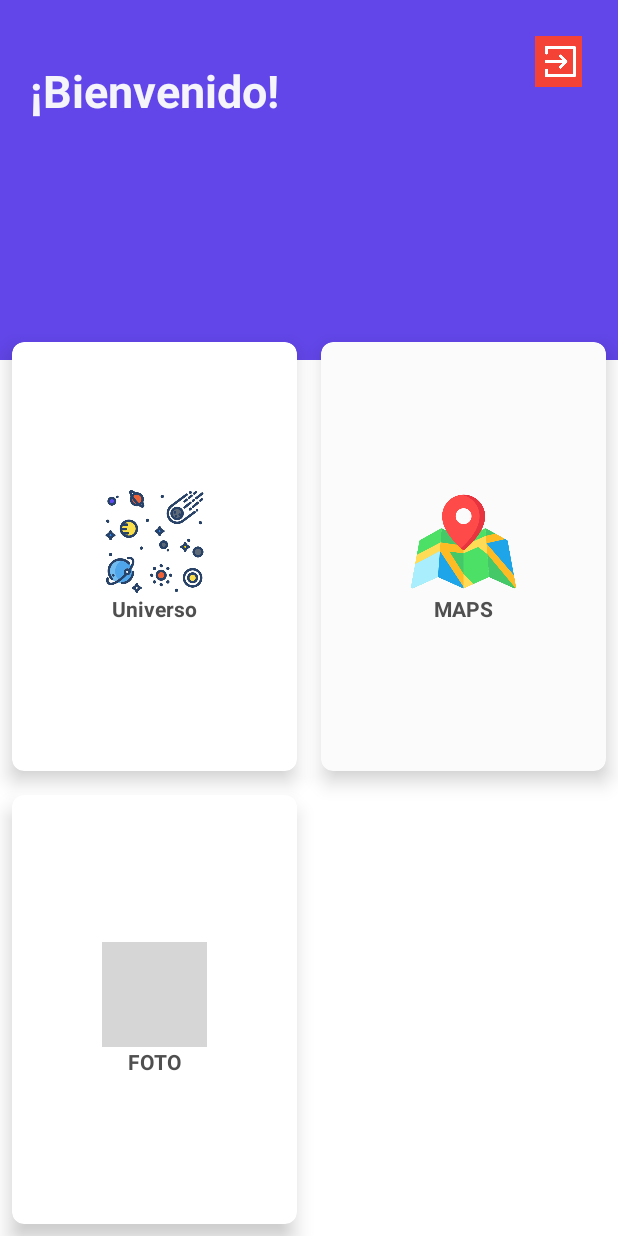
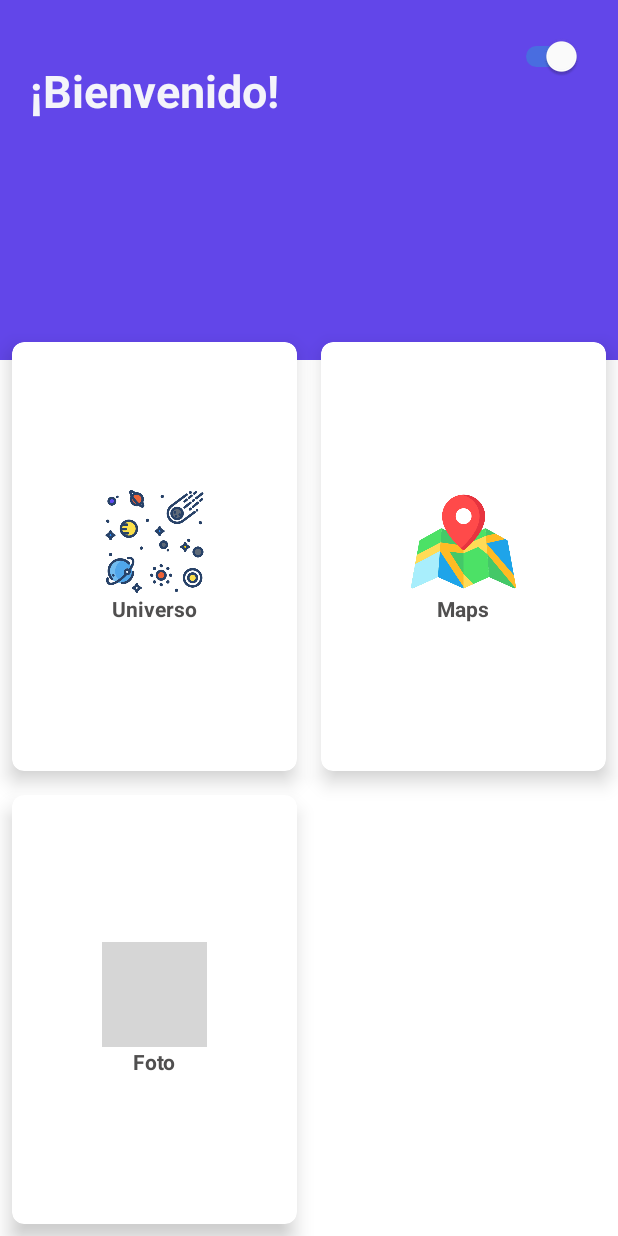
Before and after one commit to HenryChiquin/LoginJava, an Android app: the screen it shows after launch once a user with an empty profile is signed in (Activity_principalpantalla), on a phone screen of 412 x 824 dp. Run offline under Robolectric (Android 15) with nearby library versions, the phone set to English and light mode, and no system bars; our stand-ins replace Firebase (no records; nobody signed in at launch, a user with empty details on screens opened directly); grey boxes are pictures that could not be loaded.

Commit message:
Mejoras en UX android

```diff
--- a/app/src/main/java/com/example/loginjava/Activity_galeria.java
+++ b/app/src/main/java/com/example/loginjava/Activity_galeria.java
@@ -5,7 +5,6 @@ import androidx.appcompat.app.AppCompatActivity;
 import androidx.recyclerview.widget.LinearLayoutManager;
 import androidx.recyclerview.widget.RecyclerView;
 
-import android.content.Intent;
 import android.graphics.Bitmap;
 import android.graphics.BitmapFactory;
 import android.os.Bundle;
@@ -42,7 +41,7 @@ public class Activity_galeria extends AppCompatActivity {
         @NonNull
         @Override
         public adaptadorfotosholder onCreateViewHolder(@NonNull ViewGroup parent, int viewType) {
-            return new adaptadorfotosholder(getLayoutInflater().inflate(R.layout.layout_foto,parent,false));
+            return new adaptadorfotosholder(getLayoutInflater().inflate(R.layout.galeria_layout_foto,parent,false));
         }
 
         @Override
--- a/app/src/main/java/com/example/loginjava/Activity_principalpantalla.java
+++ b/app/src/main/java/com/example/loginjava/Activity_principalpantalla.java
@@ -45,7 +45,8 @@ public class Activity_principalpantalla extends AppCompatActivity {
         cardViewUniverso = findViewById(R.id.cardViewUniverso);
         cardViewMaps = findViewById(R.id.cardViewMaps);
         cardViewCamera = findViewById(R.id.cardViewCamera);
-        imgVCerrrSesion = findViewById(R.id.imageViewCerrarSesion);
+
+        swCerrarSesion = findViewById(R.id.swCerrarSesion);
 
         textViewUsuario = findViewById(R.id.tvUsuario);
         emailTxt = findViewById(R.id.emailtxt);
@@ -55,7 +56,14 @@ public class Activity_principalpantalla extends AppCompatActivity {
         cardViewMaps.setOnClickListener(View -> getMaps());
         cardViewCamera.setOnClickListener(View -> getCamera());
         getUserProfile();
-        imgVCerrrSesion.setOnClickListener(view -> cerrarSesion());
+        swCerrarSesion.setOnClickListener(view -> {
+            if(view.getId() == R.id.swCerrarSesion){
+                if(!swCerrarSesion.isChecked()){
+                    cerrarSesion();
+                    return;
+                }
+            }
+        });
     }
 
 
--- a/app/src/main/res/layout/activity_auth.xml
+++ b/app/src/main/res/layout/activity_auth.xml
@@ -138,18 +138,16 @@
         android:id="@+id/textView2"
         android:layout_width="wrap_content"
         android:layout_height="wrap_content"
-        android:layout_marginStart="65dp"
-        android:layout_marginTop="40dp"
+        android:layout_marginTop="8dp"
         android:text="Login"
         android:textColor="#2F3038"
         android:textSize="34sp"
         android:textStyle="bold"
         app:layout_constraintBottom_toBottomOf="parent"
         app:layout_constraintEnd_toEndOf="parent"
-        app:layout_constraintHorizontal_bias="0.0"
         app:layout_constraintStart_toStartOf="parent"
         app:layout_constraintTop_toTopOf="parent"
-        app:layout_constraintVertical_bias="0.0" />
+        app:layout_constraintVertical_bias="0.005" />
 
     <com.google.android.gms.common.SignInButton
         android:id="@+id/sign_in_button"
--- a/app/src/main/res/layout/activity_principalpantalla.xml
+++ b/app/src/main/res/layout/activity_principalpantalla.xml
@@ -11,6 +11,9 @@
         android:id="@+id/tvBienvenido"
         android:layout_width="wrap_content"
         android:layout_height="180dp"
+        android:layout_alignParentStart="true"
+        android:layout_alignParentTop="true"
+        android:layout_marginStart="20dp"
         android:layout_marginLeft="20dp"
         android:layout_marginTop="40dp"
         android:text="¡Bienvenido!"
@@ -18,22 +21,27 @@
         android:textSize="30sp"
         android:textStyle="bold" />
 
-    <ImageView
-        android:id="@+id/imageViewCerrarSesion"
-        android:layout_width="31dp"
-        android:layout_height="34dp"
+    <Switch
+        android:id="@+id/swCerrarSesion"
+        android:layout_width="wrap_content"
+        android:layout_height="wrap_content"
         android:layout_alignParentTop="true"
         android:layout_alignParentEnd="true"
         android:layout_marginLeft="350dp"
         android:layout_marginTop="24dp"
         android:layout_marginEnd="24dp"
-        android:background="#F44336"
-        app:srcCompat="@drawable/sign_in" />
+        android:checked="true"
+        android:text=""
+        android:textOn="Cerrar sesion"
+        android:thumbTint="#FFFFFF" />
 
     <TextView
         android:id="@+id/tvUsuario"
         android:layout_width="wrap_content"
         android:layout_height="wrap_content"
+        android:layout_alignParentStart="true"
+        android:layout_alignParentTop="true"
+        android:layout_marginStart="20dp"
         android:layout_marginLeft="20dp"
         android:layout_marginTop="100dp"
         android:text="Usuario"
@@ -45,6 +53,9 @@
         android:id="@+id/emailtxt"
         android:layout_width="wrap_content"
         android:layout_height="wrap_content"
+        android:layout_alignParentStart="true"
+        android:layout_alignParentTop="true"
+        android:layout_marginStart="20dp"
         android:layout_marginLeft="20dp"
         android:layout_marginTop="130dp"
         android:text="Email"
@@ -56,10 +67,12 @@
         android:layout_width="match_parent"
         android:layout_height="match_parent"
         android:layout_below="@+id/tvBienvenido"
-        android:rowCount="3"
-        android:columnCount="2">
+        android:columnCount="2"
+        android:rowCount="3">
 
         <androidx.cardview.widget.CardView
+            android:foreground="?android:attr/selectableItemBackground"
+            android:clickable="true"
             android:id="@+id/cardViewUniverso"
             android:layout_width="wrap_content"
             android:layout_height="wrap_content"
@@ -97,6 +110,8 @@
         </androidx.cardview.widget.CardView>
 
         <androidx.cardview.widget.CardView
+            android:foreground="?android:attr/selectableItemBackground"
+            android:clickable="true"
             android:id="@+id/cardViewMaps"
             android:layout_width="wrap_content"
             android:layout_height="wrap_content"
@@ -106,7 +121,7 @@
             android:layout_columnWeight="1"
             android:layout_gravity="fill"
             android:layout_margin="8dp"
-            app:cardBackgroundColor="#FBFBFB"
+            app:cardBackgroundColor="#FFFFFF"
             app:cardCornerRadius="8dp"
             app:cardElevation="8dp">
 
@@ -126,7 +141,7 @@
                 <TextView
                     android:layout_width="wrap_content"
                     android:layout_height="wrap_content"
-                    android:text="MAPS"
+                    android:text="Maps"
                     android:textAlignment="center"
                     android:textColor="#504F4F"
                     android:textStyle="bold" />
@@ -135,6 +150,8 @@
 
 
         <androidx.cardview.widget.CardView
+            android:foreground="?android:attr/selectableItemBackground"
+            android:clickable="true"
             android:id="@+id/cardViewCamera"
             android:layout_width="wrap_content"
             android:layout_height="wrap_content"
@@ -164,7 +181,7 @@
                 <TextView
                     android:layout_width="wrap_content"
                     android:layout_height="wrap_content"
-                    android:text="FOTO"
+                    android:text="Foto"
                     android:textAlignment="center"
                     android:textColor="#504F4F"
                     android:textStyle="bold" />
```
Also changed, not shown: app/src/main/java/com/example/loginjava/Activity_planetas.java (+8 -2 lines), app/src/main/res/drawable/drawable_color_progressbar.xml (added, +13 -0 lines), app/src/main/res/layout/activity_camera.xml (+6 -6 lines), app/src/main/res/layout/activity_googlemaps.xml (+11 -7 lines), app/src/main/res/layout/activity_planetas.xml (+21 -5 lines), app/src/main/res/layout/activity_registro.xml (+4 -4 lines), app/src/main/res/layout/planetas_layout_listaplanetas.xml (renamed from app/src/main/res/layout/singleview.xml, +35 -16 lines), app/src/main/res/layout/galeria_layout_foto.xml (renamed from app/src/main/res/layout/layout_foto.xml).
